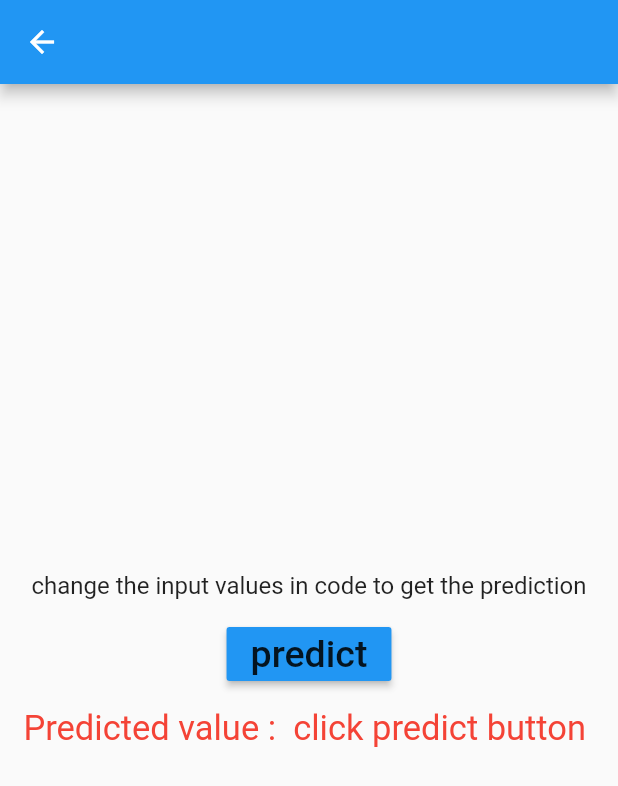
After one commit to tedblackson/Stock-Price-Predictor, a Flutter app: the PredModel screen opened directly, on a phone screen of 412 x 824 dp. The commit adds this screen. Shown: the top 786 px of the screen. Run offline on Flutter 3.47's test engine with Material 2 defaults, Android fonts, the phone set to English and light mode, and no system bars; our stand-ins replace google_fonts; missing offline and left inert: spline_chart, tflite, tflite_flutter.

Commit message:
added prediction page

```diff
--- /dev/null
+++ b/stockpredict/lib/prediction.dart
@@ -0,0 +1,62 @@
+import 'package:flutter/material.dart';
+import 'package:tflite_flutter/tflite_flutter.dart';
+
+class PredModel extends StatefulWidget {
+  @override
+  _PredModelState createState() => _PredModelState();
+}
+
+class _PredModelState extends State<PredModel> {
+  var predValue = "";
+  @override
+  void initState() {
+    super.initState();
+    predValue = "click predict button";
+
+  }
+
+  Future<void> predData() async {
+    final interpreter = await Interpreter.fromAsset('model.tflite');
+    var output = List.filled(1, 0).reshape([2, 1]);
+    interpreter.run([16, 23, 78, 90] , output);
+    print(output[0][0]);
+
+    this.setState(() {
+      predValue = output[0][0].toString();
+    });
+  }
+
+  @override
+  Widget build(BuildContext context) {
+    return Scaffold(
+      appBar: AppBar(
+        backgroundColor: Colors.blue,
+      ),
+      body: Center(
+        child: Column(
+          mainAxisAlignment: MainAxisAlignment.center,
+          children: [
+            Text(
+              "change the input values in code to get the prediction",
+              style: TextStyle(fontSize: 16),
+            ),
+            SizedBox(height: 12),
+            MaterialButton(
+              color: Colors.blue,
+              child: Text(
+                "predict",
+                style: TextStyle(fontSize: 25),
+              ),
+              onPressed: predData,
+            ),
+            SizedBox(height: 12),
+            Text(
+              "Predicted value :  $predValue ",
+              style: TextStyle(color: Colors.red, fontSize: 23),
+            ),
+          ],
+        ),
+      ),
+    );
+  }
+}
--- a/stockpredict/lib/secondpage.dart
+++ b/stockpredict/lib/secondpage.dart
@@ -1,6 +1,9 @@
 import 'package:flutter/material.dart';
 import 'package:spline_chart/spline_chart.dart';
 import 'package:intl/intl.dart';
+
+
+
 
 class secondpage extends StatefulWidget {
   const secondpage({super.key});
--- a/stockpredict/pubspec.yaml
+++ b/stockpredict/pubspec.yaml
@@ -44,6 +44,7 @@ dependencies:
   fl_chart: ^0.55.2
   firebase_ml_model_downloader: ^0.2.0+8
   spline_chart: ^0.0.2
+  tflite_flutter: ^0.9.0
 
 dev_dependencies:
   flutter_test:
```
Also changed, not shown: stockpredict/pubspec.lock.
